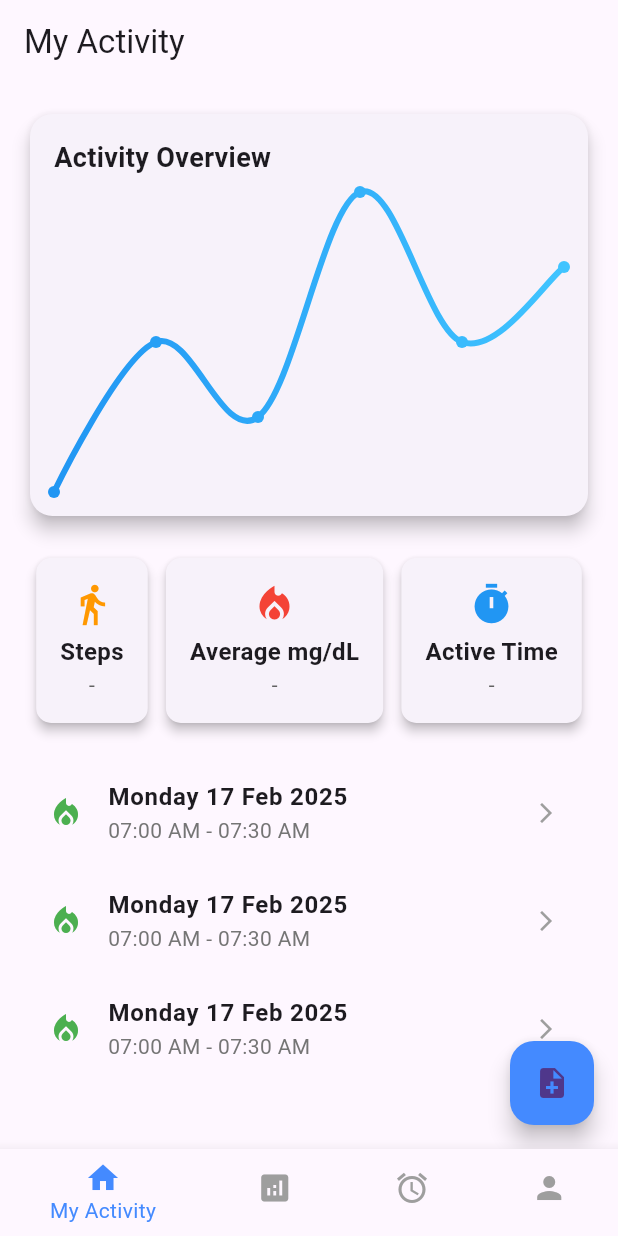
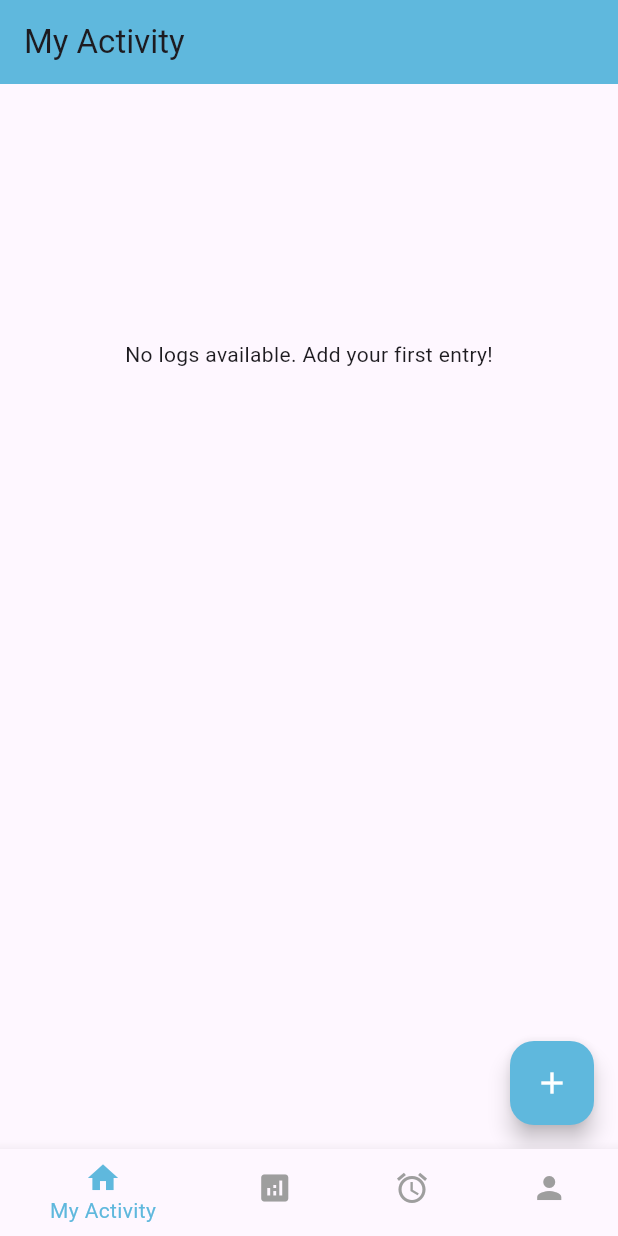
Before and after one commit to ThenujaaSuntharesan/MyBete-App, a Flutter app: the DashboardScreen screen opened directly, on a phone screen of 412 x 824 dp. Run offline on Flutter 3.47's test engine with Material 3 defaults, Android fonts, the phone set to English and light mode, and no system bars; drawn by our look-alikes of fl_chart; our stand-ins replace cloud_firestore, firebase_auth, firebase_core, flutter_svg, shared_preferences, smooth_page_indicator; accounts and stored records are empty; generated files the repository leaves out were written again.

Commit message:
update the Myactivity interface

```diff
--- a/lib/have_diabetes/DashBoard/MyActivity.dart
+++ b/lib/have_diabetes/DashBoard/MyActivity.dart
@@ -1,6 +1,5 @@
 import 'package:flutter/material.dart';
 import 'package:fl_chart/fl_chart.dart';
-
 
 import 'Profile.dart';
 import 'Reminders.dart';
@@ -47,7 +46,7 @@ class _DashboardScreenState extends State<DashboardScreen> {
       bottomNavigationBar: BottomNavigationBar(
         currentIndex: _selectedIndex,
         onTap: _onItemTapped,
-        selectedItemColor: Colors.blueAccent,
+        selectedItemColor: Color(0xFF5FB8DD),
         unselectedItemColor: Colors.grey,
         items: [
           BottomNavigationBarItem(icon: Icon(Icons.home), label: "My Activity"),
@@ -60,129 +59,179 @@ class _DashboardScreenState extends State<DashboardScreen> {
   }
 }
 
-class MyActivityScreen extends StatelessWidget {
+class MyActivityScreen extends StatefulWidget {
+  @override
+  _MyActivityScreenState createState() => _MyActivityScreenState();
+}
+
+class _MyActivityScreenState extends State<MyActivityScreen> {
+  List<Map<String, String>> logs = [];
+
+  void _addLog(Map<String, String> newLog) {
+    setState(() {
+      logs.insert(0, newLog);
+    });
+  }
+
+  void _openLogEntryDialog() {
+    showDialog(
+      context: context,
+      builder: (BuildContext context) {
+        return LogEntryDialog(onSave: _addLog);
+      },
+    );
+  }
+
   @override
   Widget build(BuildContext context) {
     return Scaffold(
-      appBar: AppBar(title: Text("My Activity")),
+      appBar: AppBar(
+        title: Text("My Activity"),
+        backgroundColor: Color(0xFF5FB8DD),
+      ),
       body: Padding(
         padding: const EdgeInsets.all(16.0),
         child: Column(
-          crossAxisAlignment: CrossAxisAlignment.start,
           children: [
-            Card(
-              shape: RoundedRectangleBorder(
-                  borderRadius: BorderRadius.circular(15)),
-              elevation: 5,
-              child: Padding(
-                padding: const EdgeInsets.all(16.0),
-                child: Column(
-                  crossAxisAlignment: CrossAxisAlignment.start,
-                  children: [
-                    Text("Activity Overview", style: TextStyle(
-                        fontSize: 18, fontWeight: FontWeight.bold)),
-                    SizedBox(height: 10),
-                    Container(
-                      height: 200,
-                      child: LineChart(
+            // Stats Graph
+            Expanded(
+              child: logs.isEmpty
+                  ? Center(child: Text("No logs available. Add your first entry!"))
+                  : LineChart(
                 LineChartData(
-                          gridData: FlGridData(show: false),
-                          titlesData: FlTitlesData(show: false),
+                  gridData: FlGridData(show: true),
+                  titlesData: FlTitlesData(show: true),
                   borderData: FlBorderData(show: false),
                   lineBarsData: [
                     LineChartBarData(
-                              spots: [
-                                FlSpot(0, 1),
-                                FlSpot(1, 3),
-                                FlSpot(2, 2),
-                                FlSpot(3, 5),
-                                FlSpot(4, 3),
-                                FlSpot(5, 4),
-                              ],
+                      spots: logs
+                          .asMap()
+                          .entries
+                          .map((entry) => FlSpot(
+                          entry.key.toDouble(),
+                          double.tryParse(entry.value["bloodSugar"] ?? "0") ?? 0))
+                          .toList(),
                       isCurved: true,
-                              gradient: LinearGradient(
-                                colors: [
-                                  Colors.blue,
-                                  Colors.lightBlueAccent
-                                ], // Replace colors with gradient
-                              ),
+                      color: Color(0xFF5EB7CF),
                       barWidth: 4,
-                              belowBarData: BarAreaData(show: false),
-                            ),
-                          ],
-                        ),
-                      ),
                     ),
                   ],
                 ),
               ),
             ),
             SizedBox(height: 20),
-            Row(
-              mainAxisAlignment: MainAxisAlignment.spaceEvenly,
-              children: [
-                _activityCard(
-                    "Steps", "-", Icons.directions_walk, Colors.orange),
-                _activityCard("Average mg/dL", "-", Icons.local_fire_department,
-                    Colors.red),
-                _activityCard("Active Time", "-", Icons.timer, Colors.blue),
-              ],
-            ),
-            SizedBox(height: 20),
+            // Log History
             Expanded(
-              child: ListView(
-                children: [
-                  _activityListTile("Monday 17 Feb 2025", "07:00 AM - 07:30 AM",
-                      Icons.local_fire_department, Colors.green),
-                  _activityListTile("Monday 17 Feb 2025", "07:00 AM - 07:30 AM",
-                      Icons.local_fire_department, Colors.green),
-                  _activityListTile("Monday 17 Feb 2025", "07:00 AM - 07:30 AM",
-                      Icons.local_fire_department, Colors.green),
-
-                ],
+              child: ListView.builder(
+                itemCount: logs.length,
+                itemBuilder: (context, index) {
+                  final log = logs[index];
+                  return ListTile(
+                    title: Text("${log['date']} at ${log['time']}"),
+                    subtitle: Text("Blood Sugar: ${log['bloodSugar']} mg/dL"),
+                    leading: Icon(Icons.history, color: Color(0xFF5FB8DD)),
+                  );
+                },
               ),
             ),
           ],
         ),
       ),
       floatingActionButton: FloatingActionButton(
-        onPressed: () {
-          // Implement logging functionality here
-        },
-        child: Icon(Icons.note_add),
-        backgroundColor: Colors.blueAccent,
-      ),
-      floatingActionButtonLocation: FloatingActionButtonLocation.endFloat,
-    );
-  }
-
-  Widget _activityCard(String title, String value, IconData icon, Color color) {
-    return Card(
-      shape: RoundedRectangleBorder(borderRadius: BorderRadius.circular(10)),
-      elevation: 3,
-      child: Padding(
-        padding: const EdgeInsets.all(16.0),
-        child: Column(
-          children: [
-            Icon(icon, size: 30, color: color),
-            SizedBox(height: 5),
-            Text(title,
-                style: TextStyle(fontSize: 16, fontWeight: FontWeight.bold)),
-            Text(
-                value, style: TextStyle(fontSize: 14, color: Colors.grey[700])),
-          ],
-        ),
+        backgroundColor: Color(0xFF5FB8DD),
+        onPressed: _openLogEntryDialog,
+        child: Icon(Icons.add, color: Colors.white),
       ),
     );
   }
+}
 
-  Widget _activityListTile(String title, String subtitle, IconData icon,
-      Color color) {
-    return ListTile(
-      leading: Icon(icon, color: color),
-      title: Text(title, style: TextStyle(fontWeight: FontWeight.bold)),
-      subtitle: Text(subtitle, style: TextStyle(color: Colors.grey[600])),
-      trailing: Icon(Icons.arrow_forward_ios, size: 16, color: Colors.grey),
+class LogEntryDialog extends StatefulWidget {
+  final Function(Map<String, String>) onSave;
+
+  LogEntryDialog({required this.onSave});
+
+  @override
+  _LogEntryDialogState createState() => _LogEntryDialogState();
+}
+
+class _LogEntryDialogState extends State<LogEntryDialog> {
+  TextEditingController dateController = TextEditingController();
+  TextEditingController timeController = TextEditingController();
+  TextEditingController bloodSugarController = TextEditingController();
+
+  Future<void> _selectDate() async {
+    DateTime? pickedDate = await showDatePicker(
+      context: context,
+      initialDate: DateTime.now(),
+      firstDate: DateTime(2000),
+      lastDate: DateTime(2101),
+    );
+    if (pickedDate != null) {
+      setState(() {
+        dateController.text = "${pickedDate.toLocal()}".split(' ')[0];
+      });
+    }
+  }
+
+  Future<void> _selectTime() async {
+    TimeOfDay? pickedTime = await showTimePicker(
+      context: context,
+      initialTime: TimeOfDay.now(),
+    );
+    if (pickedTime != null) {
+      setState(() {
+        timeController.text = pickedTime.format(context);
+      });
+    }
+  }
+
+  void _saveLog() {
+    if (dateController.text.isEmpty ||
+        timeController.text.isEmpty ||
+        bloodSugarController.text.isEmpty) {
+      return;
+    }
+
+    widget.onSave({
+      "date": dateController.text,
+      "time": timeController.text,
+      "bloodSugar": bloodSugarController.text,
+    });
+
+    Navigator.of(context).pop();
+  }
+
+  @override
+  Widget build(BuildContext context) {
+    return AlertDialog(
+      title: Text("Add Log"),
+      content: Column(
+        mainAxisSize: MainAxisSize.min,
+        children: [
+          TextField(
+            controller: dateController,
+            decoration: InputDecoration(labelText: "Date"),
+            readOnly: true,
+            onTap: _selectDate,
+          ),
+          TextField(
+            controller: timeController,
+            decoration: InputDecoration(labelText: "Time"),
+            readOnly: true,
+            onTap: _selectTime,
+          ),
+          TextField(
+            controller: bloodSugarController,
+            decoration: InputDecoration(labelText: "Blood Sugar (mg/dL)"),
+            keyboardType: TextInputType.number,
+          ),
+        ],
+      ),
+      actions: [
+        TextButton(onPressed: () => Navigator.of(context).pop(), child: Text("Cancel")),
+        ElevatedButton(onPressed: _saveLog, child: Text("Save")),
+      ],
     );
   }
 }
--- a/lib/have_diabetes/DashBoard/Reminders.dart
+++ b/lib/have_diabetes/DashBoard/Reminders.dart
@@ -5,8 +5,8 @@ class RemindersScreen extends StatelessWidget {
   Widget build(BuildContext context) {
     return Scaffold(
       appBar: AppBar(
-          title: Text("Reminders"),
-          backgroundColor: Color(0xFF5FB8DD),
+        title: Text("Reminders", style: TextStyle(fontWeight: FontWeight.bold)),
+        backgroundColor: Colors.lightBlue[300],
       ),
       body: Padding(
         padding: EdgeInsets.all(16.0),
```
Also changed, not shown: lib/have_diabetes/DashBoard/Profile.dart (+46 -5 lines), pubspec.yaml (+6 -25 lines), pubspec.lock, 3 other files. Lines whose indentation alone changed are shown as unchanged.
